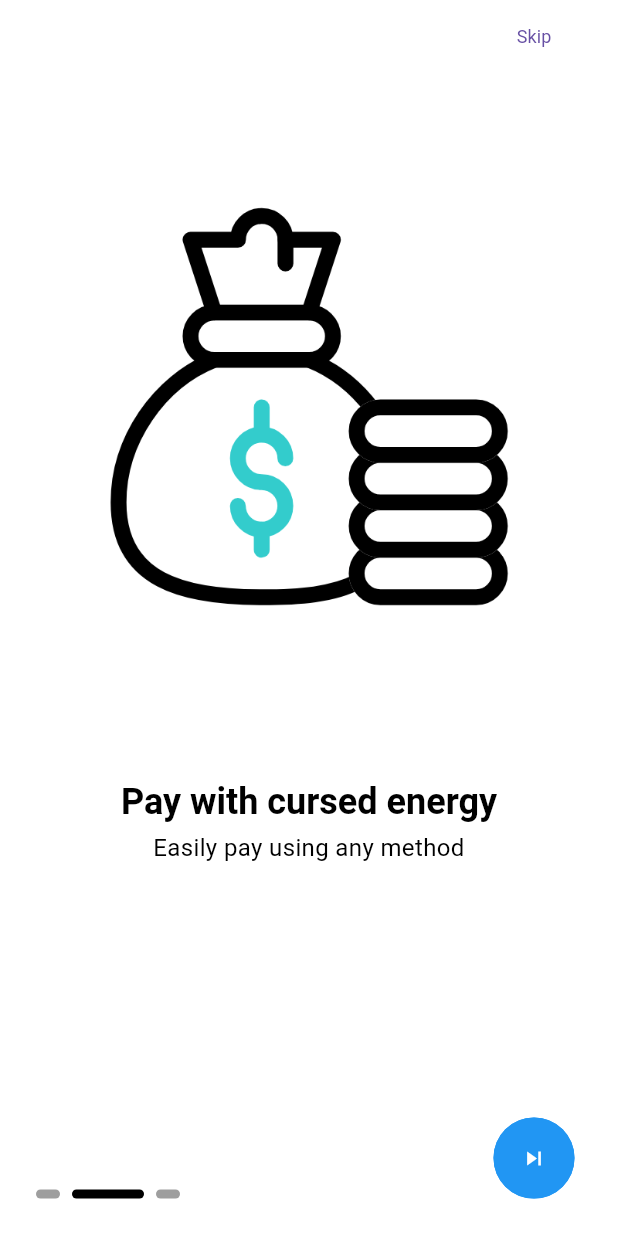
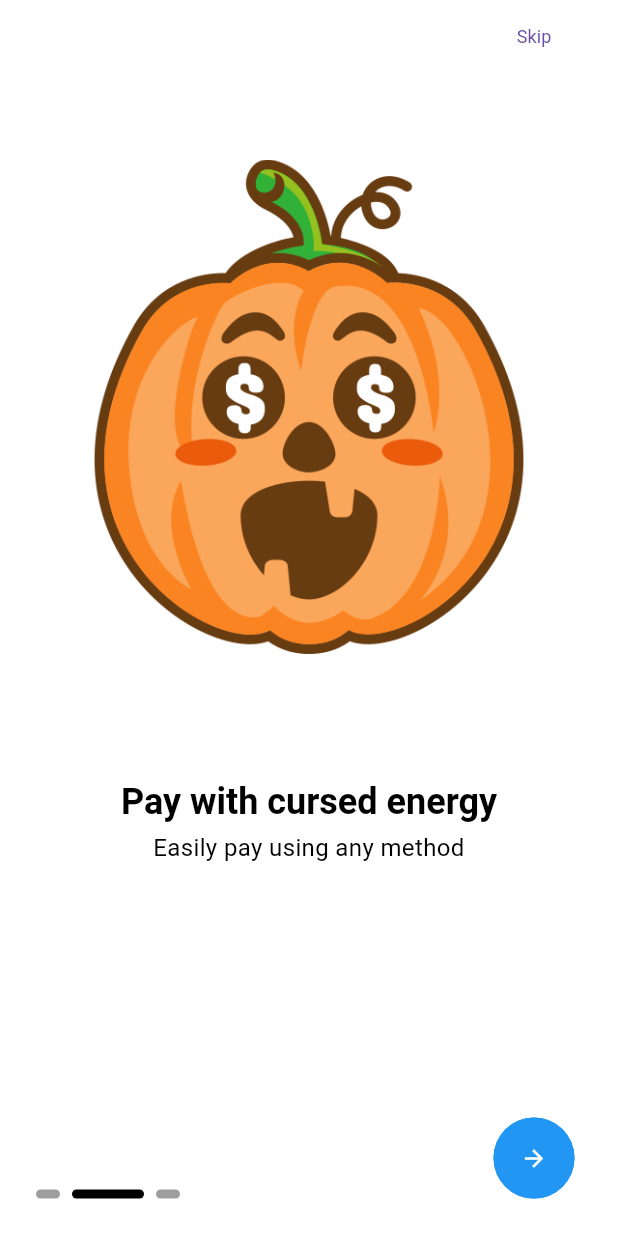
Before and after one commit to Frozen-Bugg/cursedcart, a Flutter app: the screen it shows after launch, swiped to page 2, on a phone screen of 412 x 824 dp. Run offline on Flutter 3.47's test engine with Material 2 defaults, Android fonts, the phone set to English and light mode, and no system bars; drawn by our look-alikes of smooth_page_indicator; our stand-ins replace get, iconsax; missing offline and left inert: dart:ffi.

Commit message:
Onboarding images

```diff
--- a/lib/features/authentication/controllers/onboarding_controller.dart
+++ b/lib/features/authentication/controllers/onboarding_controller.dart
@@ -21,7 +21,7 @@ class OnboaringController extends GetxController {
       // Go.to(LoginPage());
     } else {
       currentPageIndex.value = currentPageIndex.value + 1;
-      pageController.jumpTo(currentPageIndex.value as double);
+      pageController.jumpToPage(currentPageIndex.value);
     }
   }
 
--- a/lib/features/authentication/screens/onboarding.dart
+++ b/lib/features/authentication/screens/onboarding.dart
@@ -2,6 +2,7 @@ import 'package:cursedcart/features/authentication/controllers/onboarding_contro
 import 'package:cursedcart/utils/helpers/helper_function.dart';
 import 'package:flutter/material.dart';
 import 'package:get/get.dart';
+import 'package:iconsax/iconsax.dart';
 import 'package:smooth_page_indicator/smooth_page_indicator.dart';
 import '../../../utils/device/device_utility.dart';
 
@@ -18,17 +19,17 @@ class OnboardingScreen extends StatelessWidget {
           onPageChanged: controller.updatePageIndicator,
           children: [
             OnboardingPage(
-              image: "assets/images/onboarding_screen/click.gif",
+              image: "assets/images/onboarding_screen/bat.png",
               title: "Welcome to CURSED CART",
               subtitle: "Choose your curse products",
             ),
             OnboardingPage(
-              image: "assets/images/onboarding_screen/money-bag.gif",
+              image: "assets/images/onboarding_screen/pumpkin.png",
               title: "Pay with cursed energy",
               subtitle: "Easily pay using any method",
             ),
             OnboardingPage(
-              image: "assets/images/onboarding_screen/shopping-cart.gif",
+              image: "assets/images/onboarding_screen/pumpkins.png",
               title: "Delivered at your doorstep",
               subtitle: "Get it right at your doorstep in a matter of time",
             ),
@@ -54,7 +55,7 @@ class OnboardingNext extends StatelessWidget {
       right: 24,
       child: ElevatedButton(
         onPressed: () => OnboaringController.instance.nextPage(),
-        child: Icon(Icons.skip_next),
+        child: Icon(Icons.arrow_forward),
         style: ElevatedButton.styleFrom(shape: const CircleBorder()),
       ),
     );
```
Also changed, not shown: splash.yaml (+4 -4 lines), assets/images/SIH_icon.png (deleted), assets/images/impact.png (added), assets/images/impact_light.png (added), assets/images/onboarding_screen/click.gif (deleted), assets/images/onboarding_screen/money-bag.gif (deleted), assets/images/onboarding_screen/pumpkin.png (added), assets/images/onboarding_screen/pumpkins.png (added), 27 other files.
